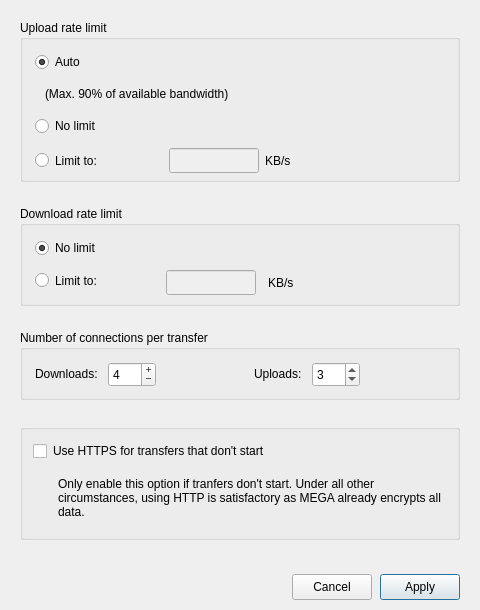
meganz/MEGAsync, file src/MEGASync/gui/ui/BandwidthSettings.ui: the form before one commit.
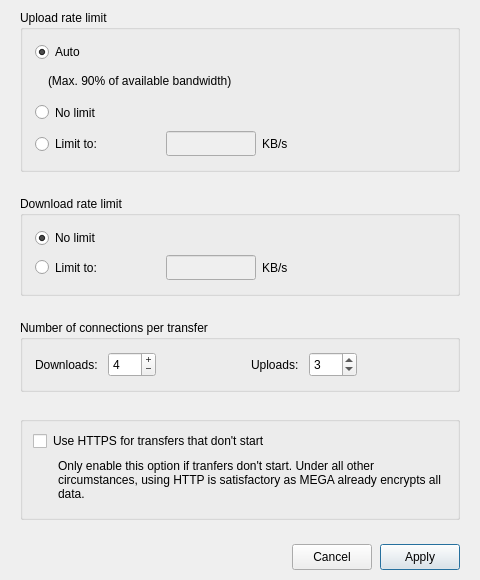
The form after the commit.

Commit message: SNC-5128: Fix alignament error on limit boxes.

The edit to the form file:
```diff
--- a/src/MEGASync/gui/ui/BandwidthSettings.ui
+++ b/src/MEGASync/gui/ui/BandwidthSettings.ui
@@ -10,7 +10,7 @@
     <x>0</x>
     <y>0</y>
     <width>480</width>
-    <height>610</height>
+    <height>580</height>
    </rect>
   </property>
   <property name="sizePolicy">
@@ -22,7 +22,7 @@
   <property name="minimumSize">
    <size>
     <width>480</width>
-    <height>610</height>
+    <height>580</height>
    </size>
   </property>
   <property name="maximumSize">
@@ -37,21 +37,38 @@
   <property name="styleSheet">
    <string notr="true"/>
   </property>
-  <layout class="QVBoxLayout" name="BandwidthSettingsLayout">
+  <layout class="QVBoxLayout" name="verticalLayout_5">
+   <property name="spacing">
+    <number>0</number>
+   </property>
+   <property name="leftMargin">
+    <number>20</number>
+   </property>
+   <property name="topMargin">
+    <number>10</number>
+   </property>
+   <property name="rightMargin">
+    <number>20</number>
+   </property>
+   <property name="bottomMargin">
+    <number>10</number>
+   </property>
+   <item>
+    <layout class="QVBoxLayout" name="verticalLayout_4">
    <property name="spacing">
     <number>24</number>
    </property>
    <property name="leftMargin">
-    <number>20</number>
+      <number>0</number>
    </property>
    <property name="topMargin">
-    <number>20</number>
+      <number>0</number>
    </property>
    <property name="rightMargin">
-    <number>20</number>
+      <number>0</number>
    </property>
    <property name="bottomMargin">
-    <number>10</number>
+      <number>0</number>
    </property>
    <item>
     <widget class="QGroupBox" name="gBandwidth">
@@ -64,7 +81,7 @@
      <property name="maximumSize">
       <size>
        <width>16777215</width>
-       <height>162</height>
+         <height>16777215</height>
       </size>
      </property>
      <property name="layoutDirection">
@@ -76,7 +93,10 @@
      <property name="type" stdset="0">
       <string notr="true">mega</string>
      </property>
-     <layout class="QGridLayout" name="gridLayout">
+       <layout class="QVBoxLayout" name="verticalLayout">
+        <property name="spacing">
+         <number>6</number>
+        </property>
       <property name="leftMargin">
        <number>12</number>
       </property>
@@ -89,10 +109,7 @@
       <property name="bottomMargin">
        <number>12</number>
       </property>
-      <property name="verticalSpacing">
-       <number>12</number>
-      </property>
-      <item row="0" column="0">
+        <item>
        <widget class="QRadioButton" name="rUploadAutoLimit">
         <property name="enabled">
          <bool>true</bool>
@@ -111,8 +128,8 @@
         </property>
        </widget>
       </item>
-      <item row="1" column="0" colspan="4">
-       <layout class="QHBoxLayout" name="horizontalLayout_2">
+        <item>
+         <layout class="QHBoxLayout" name="horizontalLayout">
         <item>
          <spacer name="horizontalSpacer">
           <property name="orientation">
@@ -123,8 +140,8 @@
           </property>
           <property name="sizeHint" stdset="0">
            <size>
-            <width>10</width>
-            <height>20</height>
+              <width>13</width>
+              <height>14</height>
            </size>
           </property>
          </spacer>
@@ -138,7 +155,7 @@
         </item>
        </layout>
       </item>
-      <item row="2" column="0">
+        <item>
        <widget class="QRadioButton" name="rUploadNoLimit">
         <property name="enabled">
          <bool>true</bool>
@@ -166,7 +183,9 @@
         </property>
        </widget>
       </item>
-      <item row="3" column="0">
+        <item>
+         <layout class="QHBoxLayout" name="horizontalLayout_2">
+          <item>
        <widget class="QRadioButton" name="rUploadLimit">
         <property name="sizePolicy">
          <sizepolicy hsizetype="Minimum" vsizetype="Preferred">
@@ -182,7 +201,7 @@
         </property>
         <property name="maximumSize">
          <size>
-          <width>90</width>
+              <width>16777215</width>
           <height>16777215</height>
          </size>
         </property>
@@ -194,7 +213,7 @@
         </property>
        </widget>
       </item>
-      <item row="3" column="1">
+          <item>
        <spacer name="horizontalSpacer_7">
         <property name="orientation">
          <enum>Qt::Horizontal</enum>
@@ -207,7 +226,7 @@
         </property>
        </spacer>
       </item>
-      <item row="3" column="2">
+          <item>
        <widget class="QLineEdit" name="eUploadLimit">
         <property name="enabled">
          <bool>false</bool>
@@ -247,7 +266,7 @@
         </property>
        </widget>
       </item>
-      <item row="3" column="3">
+          <item>
        <widget class="QLabel" name="lUploadLimit">
         <property name="sizePolicy">
          <sizepolicy hsizetype="Minimum" vsizetype="Minimum">
@@ -266,7 +285,7 @@
         </property>
        </widget>
       </item>
-      <item row="3" column="4">
+          <item>
        <spacer name="horizontalSpacer_6">
         <property name="orientation">
          <enum>Qt::Horizontal</enum>
@@ -280,6 +299,8 @@
        </spacer>
       </item>
      </layout>
+        </item>
+       </layout>
     </widget>
    </item>
    <item>
@@ -293,7 +314,7 @@
      <property name="maximumSize">
       <size>
        <width>16777215</width>
-       <height>100</height>
+         <height>16777215</height>
       </size>
      </property>
      <property name="title">
@@ -302,7 +323,10 @@
      <property name="type" stdset="0">
       <string notr="true">mega</string>
      </property>
-     <layout class="QGridLayout" name="gridLayout_2">
+       <layout class="QVBoxLayout" name="verticalLayout_2">
+        <property name="spacing">
+         <number>6</number>
+        </property>
       <property name="leftMargin">
        <number>12</number>
       </property>
@@ -315,10 +339,7 @@
       <property name="bottomMargin">
        <number>12</number>
       </property>
-      <property name="spacing">
-       <number>12</number>
-      </property>
-      <item row="0" column="0">
+        <item>
        <widget class="QRadioButton" name="rDownloadNoLimit">
         <property name="cursor">
          <cursorShape>PointingHandCursor</cursorShape>
@@ -331,7 +352,9 @@
         </property>
        </widget>
       </item>
-      <item row="1" column="0">
+        <item>
+         <layout class="QHBoxLayout" name="horizontalLayout_5">
+          <item>
        <widget class="QRadioButton" name="rDownloadLimit">
         <property name="sizePolicy">
          <sizepolicy hsizetype="Minimum" vsizetype="Preferred">
@@ -342,7 +365,7 @@
         <property name="minimumSize">
          <size>
           <width>90</width>
-          <height>0</height>
+              <height>25</height>
          </size>
         </property>
         <property name="cursor">
@@ -353,7 +376,7 @@
         </property>
        </widget>
       </item>
-      <item row="1" column="1">
+          <item>
        <spacer name="horizontalSpacer_8">
         <property name="orientation">
          <enum>Qt::Horizontal</enum>
@@ -366,7 +389,7 @@
         </property>
        </spacer>
       </item>
-      <item row="1" column="2">
+          <item>
        <widget class="QLineEdit" name="eDownloadLimit">
         <property name="enabled">
          <bool>false</bool>
@@ -403,7 +426,7 @@
         </property>
        </widget>
       </item>
-      <item row="1" column="3">
+          <item>
        <widget class="QLabel" name="lDownloadLimit">
         <property name="sizePolicy">
          <sizepolicy hsizetype="Minimum" vsizetype="Minimum">
@@ -422,7 +445,7 @@
         </property>
        </widget>
       </item>
-      <item row="1" column="4">
+          <item>
        <spacer name="horizontalSpacer_4">
         <property name="orientation">
          <enum>Qt::Horizontal</enum>
@@ -436,6 +459,8 @@
        </spacer>
       </item>
      </layout>
+        </item>
+       </layout>
     </widget>
    </item>
    <item>
@@ -443,13 +468,13 @@
      <property name="minimumSize">
       <size>
        <width>0</width>
-       <height>70</height>
+         <height>50</height>
       </size>
      </property>
      <property name="maximumSize">
       <size>
        <width>16777215</width>
-       <height>70</height>
+         <height>16777215</height>
       </size>
      </property>
      <property name="title">
@@ -460,7 +485,7 @@
      </property>
      <layout class="QHBoxLayout" name="horizontalLayout_3" stretch="0,1,0,1">
       <property name="spacing">
-       <number>12</number>
+         <number>6</number>
       </property>
       <property name="leftMargin">
        <number>12</number>
@@ -639,7 +664,7 @@
      </property>
      <layout class="QVBoxLayout" name="verticalLayout_3">
       <property name="spacing">
-       <number>12</number>
+         <number>6</number>
       </property>
       <property name="leftMargin">
        <number>12</number>
@@ -717,6 +742,21 @@
      </layout>
     </widget>
    </item>
+    </layout>
+   </item>
+   <item>
+    <spacer name="verticalSpacer">
+     <property name="orientation">
+      <enum>Qt::Vertical</enum>
+     </property>
+     <property name="sizeHint" stdset="0">
+      <size>
+       <width>20</width>
+       <height>0</height>
+      </size>
+     </property>
+    </spacer>
+   </item>
    <item>
     <widget class="QWidget" name="buttonBox" native="true">
      <property name="sizePolicy">
@@ -733,7 +773,7 @@
        <number>0</number>
       </property>
       <property name="topMargin">
-       <number>10</number>
+       <number>0</number>
       </property>
       <property name="rightMargin">
        <number>0</number>
```
Lines whose indentation alone changed are shown as unchanged.
